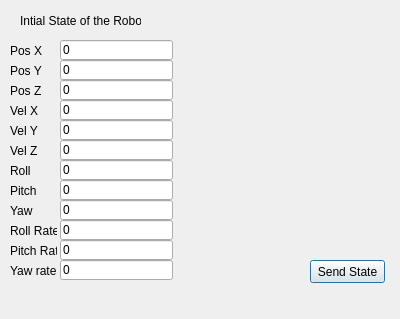
Above: src/gui/gui.ui from AlexKoldy/trajectory-optimization before the change. Below: the same form after it.
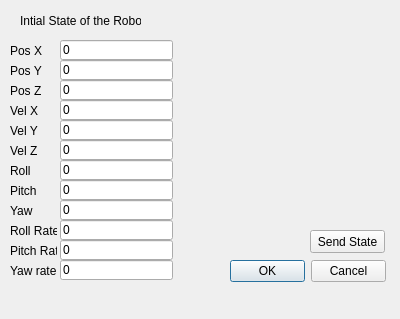
That is the form after the change.

Diff of the .ui file:
```diff
--- a/src/gui/gui.ui
+++ b/src/gui/gui.ui
@@ -342,7 +342,7 @@
    <property name="geometry">
     <rect>
      <x>310</x>
-     <y>260</y>
+     <y>230</y>
      <width>75</width>
      <height>23</height>
     </rect>
@@ -351,6 +351,19 @@
     <string>Send State</string>
    </property>
   </widget>
+  <widget class="QDialogButtonBox" name="buttonBox">
+   <property name="geometry">
+    <rect>
+     <x>230</x>
+     <y>260</y>
+     <width>156</width>
+     <height>23</height>
+    </rect>
+   </property>
+   <property name="standardButtons">
+    <set>QDialogButtonBox::Cancel|QDialogButtonBox::Ok</set>
+   </property>
+  </widget>
  </widget>
  <resources/>
  <connections/>
```
